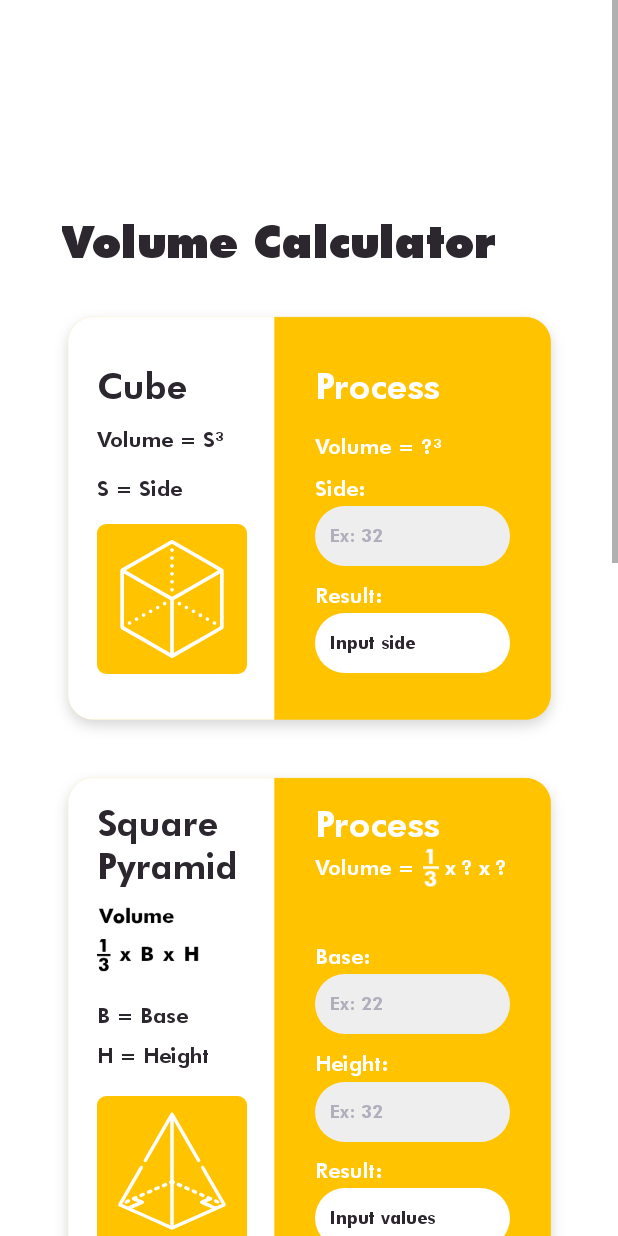
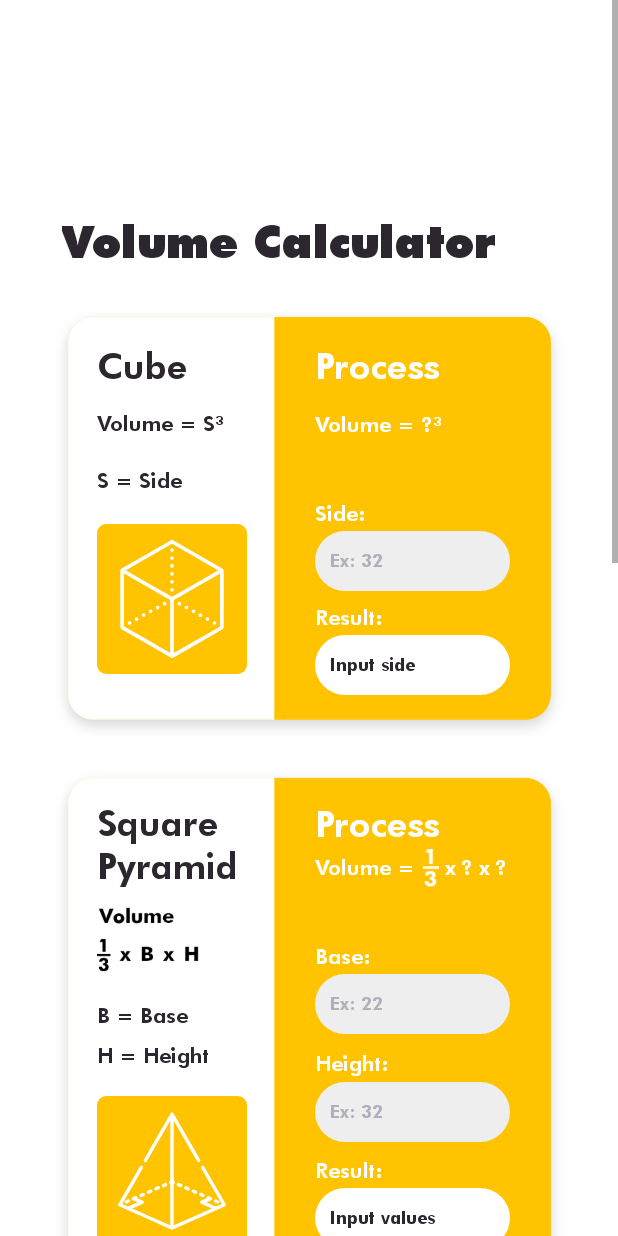
Before and after one commit to Scleepy/LnTFinalProject_Mobile-A_Daniel-Yohanes, an Android app: the fragment volume shown on its own in the app's theme, on a phone screen of 412 x 824 dp. Run offline under Robolectric (Android 15) with nearby library versions, the phone set to English and light mode, and no system bars.

Commit message:
Volume + Area Visual Bug Fixed

```diff
--- a/app/src/main/java/com/daniel/courseapplication/fragments/volume.java
+++ b/app/src/main/java/com/daniel/courseapplication/fragments/volume.java
@@ -41,7 +41,7 @@ public class volume extends Fragment {
         @Override
         public void onTextChanged(CharSequence charSequence, int i, int i1, int i2) {
 
-            if(!editTextSideCube.getText().toString().isEmpty() && editTextSideCube.getText().toString().length() <= 10){
+            if(!editTextSideCube.getText().toString().isEmpty() && editTextSideCube.getText().toString().length() <= 20){
                 String side = editTextSideCube.getText().toString();
 
                 Double result = cubeVolume(Double.parseDouble(side));
@@ -49,8 +49,8 @@ public class volume extends Fragment {
                 editTextResultCube.setText(String.format("%,.2f", result));
 
                 textViewProcessCube.setText("Volume = " + side + "³");
-            } else if (editTextSideCube.getText().toString().length() > 10){
-                editTextResultCube.setText("Max 10 digits");
+            } else if (editTextSideCube.getText().toString().length() > 20){
+                editTextResultCube.setText("Max 20 digits");
             } else if (editTextSideCube.getText().toString().isEmpty()){
                 textViewProcessCube.setText("Area = ?³");
                 editTextResultCube.setText("Input side");
--- a/app/src/main/res/layout/fragment_volume.xml
+++ b/app/src/main/res/layout/fragment_volume.xml
@@ -88,7 +88,7 @@
                 app:layout_constraintBottom_toTopOf="@+id/iconCube"
                 app:layout_constraintStart_toStartOf="@+id/guidelineCubeImg"
                 app:layout_constraintTop_toTopOf="parent"
-                app:layout_constraintVertical_bias="0.36" />
+                app:layout_constraintVertical_bias="0.25" />
 
             <TextView
                 android:id="@+id/processCube"
@@ -126,12 +126,12 @@
                 app:layout_constraintBottom_toBottomOf="@+id/cubeCalculatorContainer"
                 app:layout_constraintStart_toStartOf="@+id/guidelineCubeProcess"
                 app:layout_constraintTop_toTopOf="parent"
-                app:layout_constraintVertical_bias="0.16000003" />
+                app:layout_constraintVertical_bias="0.11" />
 
             <TextView
                 android:id="@+id/formulaCube"
-                android:layout_width="wrap_content"
-                android:layout_height="wrap_content"
+                android:layout_width="120dp"
+                android:layout_height="50dp"
                 android:fontFamily="@font/futura_heavy"
                 android:text="@string/cube_volume_process"
                 android:textColor="@color/white"
@@ -192,6 +192,7 @@
                 android:background="@drawable/userfieldwhite"
                 android:fontFamily="@font/futura_heavy"
                 android:hint="@string/input_side_text"
+                android:inputType="number"
                 android:paddingStart="10dp"
                 android:paddingEnd="10dp"
                 android:textColorHint="@color/blackTheme"
--- a/app/src/main/res/values/strings.xml
+++ b/app/src/main/res/values/strings.xml
@@ -124,8 +124,8 @@
     <string name="area_calculator_text">Area Calculator</string>
     <string name="area_panel">Area panel</string>
     <string name="square_text">Square</string>
-    <string name="area_square_formula">Area = S x S</string>
-    <string name="area_square_process">Area = ? x ?</string>
+    <string name="area_square_formula">Area = S²</string>
+    <string name="area_square_process">Area = ?²</string>
     <string name="attr_square">S = Side</string>
     <string name="attr_triangle">B = Base\nH = Height</string>
     <string name="icon_triangle">icon triangle</string>
```
Also changed, not shown: app/src/main/java/com/daniel/courseapplication/fragments/area.java (+6 -6 lines).
